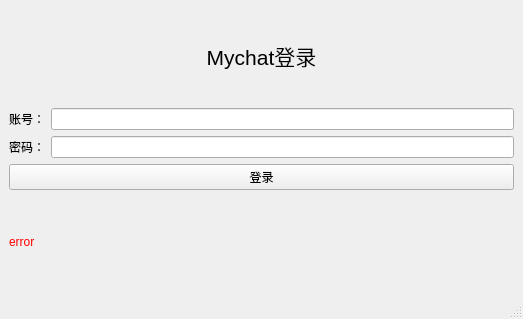
Qt form client/mainwindow.ui (toh520/MyChat) before a commit.
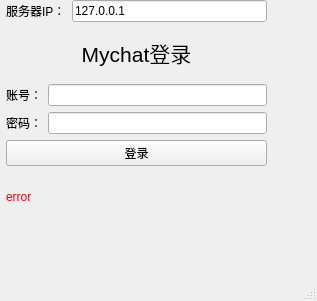
The same form after that commit.

Diff of the .ui file:
```diff
--- a/client/mainwindow.ui
+++ b/client/mainwindow.ui
@@ -6,15 +6,42 @@
    <rect>
     <x>0</x>
     <y>0</y>
-    <width>523</width>
-    <height>319</height>
+    <width>317</width>
+    <height>301</height>
    </rect>
   </property>
   <property name="windowTitle">
    <string>MyChat Client</string>
   </property>
   <widget class="QWidget" name="centralwidget">
+   <widget class="QWidget" name="">
+    <property name="geometry">
+     <rect>
+      <x>6</x>
+      <y>0</y>
+      <width>261</width>
+      <height>221</height>
+     </rect>
+    </property>
    <layout class="QVBoxLayout" name="verticalLayout">
+     <item>
+      <layout class="QHBoxLayout" name="horizontalLayout_3">
+       <item>
+        <widget class="QLabel" name="label_4">
+         <property name="text">
+          <string>服务器IP：</string>
+         </property>
+        </widget>
+       </item>
+       <item>
+        <widget class="QLineEdit" name="ipLineEdit">
+         <property name="text">
+          <string>127.0.0.1</string>
+         </property>
+        </widget>
+       </item>
+      </layout>
+     </item>
     <item>
      <widget class="QLabel" name="label">
       <property name="font">
@@ -81,12 +108,13 @@
     </item>
    </layout>
   </widget>
+  </widget>
   <widget class="QMenuBar" name="menubar">
    <property name="geometry">
     <rect>
      <x>0</x>
      <y>0</y>
-     <width>523</width>
+     <width>317</width>
      <height>18</height>
     </rect>
    </property>
```
Lines whose indentation alone changed are shown as unchanged.
